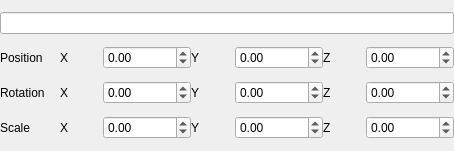
Before: the Qt Designer form RTechnologyGUI/RTechnology/AttributesUi/defaultattribute.ui in Benoit-Julien/RTechnology, drawn with Qt 5.
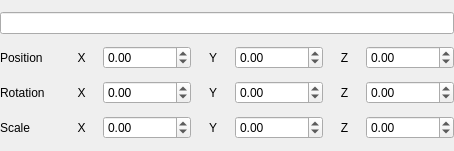
After: the same form once the commit is applied.

Diff of the .ui file:
```diff
--- a/RTechnologyGUI/RTechnology/AttributesUi/defaultattribute.ui
+++ b/RTechnologyGUI/RTechnology/AttributesUi/defaultattribute.ui
@@ -85,6 +85,9 @@
          <property name="text">
           <string>X</string>
          </property>
+         <property name="alignment">
+          <set>Qt::AlignCenter</set>
+         </property>
         </widget>
        </item>
        <item>
@@ -106,6 +109,9 @@
          <property name="text">
           <string>Y</string>
          </property>
+         <property name="alignment">
+          <set>Qt::AlignCenter</set>
+         </property>
         </widget>
        </item>
        <item>
@@ -127,6 +133,9 @@
          <property name="text">
           <string>Z</string>
          </property>
+         <property name="alignment">
+          <set>Qt::AlignCenter</set>
+         </property>
         </widget>
        </item>
        <item>
@@ -171,6 +180,9 @@
          <property name="text">
           <string>X</string>
          </property>
+         <property name="alignment">
+          <set>Qt::AlignCenter</set>
+         </property>
         </widget>
        </item>
        <item>
@@ -195,6 +207,9 @@
          <property name="text">
           <string>Y</string>
          </property>
+         <property name="alignment">
+          <set>Qt::AlignCenter</set>
+         </property>
         </widget>
        </item>
        <item>
@@ -216,6 +231,9 @@
          <property name="text">
           <string>Z</string>
          </property>
+         <property name="alignment">
+          <set>Qt::AlignCenter</set>
+         </property>
         </widget>
        </item>
        <item>
@@ -257,9 +275,15 @@
       <layout class="QHBoxLayout" name="Scale_X">
        <item>
         <widget class="QLabel" name="scale_x_label">
+         <property name="enabled">
+          <bool>true</bool>
+         </property>
          <property name="text">
           <string>X</string>
          </property>
+         <property name="alignment">
+          <set>Qt::AlignCenter</set>
+         </property>
         </widget>
        </item>
        <item>
@@ -281,6 +305,9 @@
          <property name="text">
           <string>Y</string>
          </property>
+         <property name="alignment">
+          <set>Qt::AlignCenter</set>
+         </property>
         </widget>
        </item>
        <item>
@@ -302,6 +329,9 @@
          <property name="text">
           <string>Z</string>
          </property>
+         <property name="alignment">
+          <set>Qt::AlignCenter</set>
+         </property>
         </widget>
        </item>
        <item>
```
